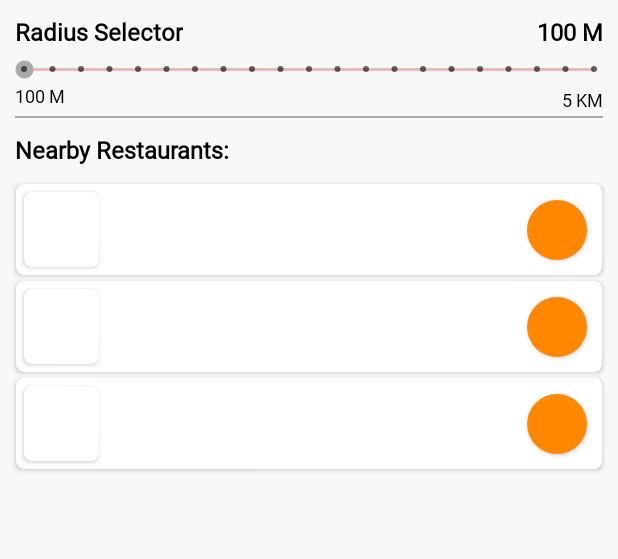
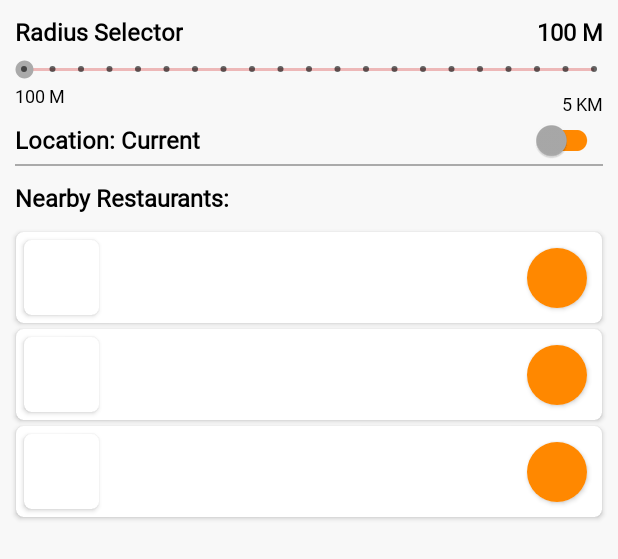
Before and after one commit to ajay53/Skycore, an Android app: the layout activity_main.xml on its own in the app's theme, with its tools: preview values and no code run, on a phone screen of 412 x 824 dp. Shown: the top 559 px of the screen. Run offline under Robolectric (Android 15) with nearby library versions, the phone set to English and light mode, and no system bars.

Commit message:
Added location switch and solved lastPage pagination bug

```diff
--- a/app/src/main/java/com/goazzi/skycore/misc/Enum.kt
+++ b/app/src/main/java/com/goazzi/skycore/misc/Enum.kt
@@ -1,14 +1,14 @@
 package com.goazzi.skycore.misc
 
 object Enum{
-    enum class SortByEnum(val type: String) {
+    enum class SortBy(val type: String) {
         BEST_MATCH("best_match"),
         RATING("rating"),
         REVIEW_COUNT("review_count"),
         DISTANCE("distance")
     }
 
-    enum class PermissionEnum {
+    enum class Permission {
         GPS, LOCATION
     }
 }
--- a/app/src/main/java/com/goazzi/skycore/model/BusinessesServiceClass.kt
+++ b/app/src/main/java/com/goazzi/skycore/model/BusinessesServiceClass.kt
@@ -3,5 +3,7 @@ package com.goazzi.skycore.model
 data class BusinessesServiceClass(
     val businesses: List<Business>,
     val total: Long,
-    val region: Region
+    val region: Region,
+    var code: Int,
+    var message: String
 )
--- a/app/src/main/java/com/goazzi/skycore/repository/api/ApiService.kt
+++ b/app/src/main/java/com/goazzi/skycore/repository/api/ApiService.kt
@@ -26,8 +26,9 @@ interface ApiService {
         @Query("longitude") lon: Double,
         @Query("radius") radius: Int,
         @Query("sort_by") sortBy: String,
-        @Query("limit") limit: Int
-    ): Call<ResponseBody>
+        @Query("limit") limit: Int,
+        @Query("offset") offset: Int
+    ): Response<BusinessesServiceClass>
 
     @GET("todos/{id}")
     suspend fun getTodosBody(@Path("id") id: Int): Response<Todos>
--- a/app/src/main/java/com/goazzi/skycore/repository/api/RetrofitBuilder.kt
+++ b/app/src/main/java/com/goazzi/skycore/repository/api/RetrofitBuilder.kt
@@ -5,16 +5,19 @@ import okhttp3.Dns
 import okhttp3.OkHttpClient
 import retrofit2.Retrofit
 import retrofit2.converter.gson.GsonConverterFactory
+import java.util.concurrent.TimeUnit
 
 //import retrofit2.converter.moshi.MoshiConverterFactory
 
 object RetrofitBuilder {
 
-//    private const val BASE_URL: String = "https://jsonplaceholder.typicode.com/"
+    //    private const val BASE_URL: String = "https://jsonplaceholder.typicode.com/"
     private const val BASE_URL: String = Constants.BUSINESS_URL
 
     private val mOkHttpClient: OkHttpClient = OkHttpClient.Builder()
         .addInterceptor(AddHeaderInterceptor())
+        .readTimeout(3, TimeUnit.SECONDS)
+        .connectTimeout(3, TimeUnit.SECONDS)
         .build()
 
     private val retrofitBuilder: Retrofit.Builder by lazy {
--- a/app/src/main/java/com/goazzi/skycore/viewmodel/MainViewModel.kt
+++ b/app/src/main/java/com/goazzi/skycore/viewmodel/MainViewModel.kt
@@ -24,6 +24,10 @@ class MainViewModel : ViewModel() {
     fun cancelJobs() {
         MainRepository.cancelJobs()
     }
+
+    companion object {
+        private const val TAG = "MainViewModel"
+    }
 }
 
 class MainViewModelFactory() : ViewModelProvider.Factory {
--- /dev/null
+++ b/app/src/main/res/drawable/background_switch_thumb.xml
@@ -0,0 +1,5 @@
+<?xml version="1.0" encoding="utf-8"?>
+<selector xmlns:android="http://schemas.android.com/apk/res/android">
+    <item android:color="@android:color/darker_gray" android:state_checked="true" />
+    <item android:color="@android:color/darker_gray" android:state_checked="false" />
+</selector>
--- /dev/null
+++ b/app/src/main/res/drawable/background_switch_track.xml
@@ -0,0 +1,5 @@
+<?xml version="1.0" encoding="utf-8"?>
+<selector xmlns:android="http://schemas.android.com/apk/res/android">
+    <item android:color="@android:color/holo_red_dark" android:state_checked="true" />
+    <item android:color="@android:color/holo_orange_dark" android:state_checked="false" />
+</selector>
--- a/app/src/main/res/layout/activity_main.xml
+++ b/app/src/main/res/layout/activity_main.xml
@@ -61,7 +61,7 @@
         android:textColor="@color/black"
         android:textSize="12dp"
         android:textStyle="normal"
-        app:layout_constraintBottom_toTopOf="@+id/separator"
+        app:layout_constraintBottom_toTopOf="@+id/tvLocationSwitch"
         app:layout_constraintEnd_toStartOf="@+id/tvMaxRadius"
         app:layout_constraintHorizontal_chainStyle="spread_inside"
         app:layout_constraintStart_toStartOf="parent"
@@ -77,10 +77,37 @@
         android:textColor="@color/black"
         android:textSize="12dp"
         android:textStyle="normal"
-        app:layout_constraintBottom_toTopOf="@+id/separator"
+        app:layout_constraintBottom_toTopOf="@+id/tvLocationSwitch"
         app:layout_constraintEnd_toEndOf="parent"
         app:layout_constraintStart_toEndOf="@+id/tvMinRadius"
         app:layout_constraintTop_toBottomOf="@+id/sbRadiusSelector" />
+
+    <androidx.appcompat.widget.AppCompatTextView
+        android:id="@+id/tvLocationSwitch"
+        android:layout_width="wrap_content"
+        android:layout_height="wrap_content"
+        android:layout_marginStart="10dp"
+        android:layout_marginTop="10dp"
+        android:layout_marginEnd="10dp"
+        android:fontFamily="@font/rursus_compact_mono"
+        android:text="Location: Current"
+        android:textColor="@color/black"
+        android:textSize="16dp"
+        android:textStyle="bold"
+        app:layout_constraintBottom_toTopOf="@+id/separator"
+        app:layout_constraintStart_toStartOf="parent"
+        app:layout_constraintTop_toBottomOf="@+id/tvMinRadius" />
+
+    <androidx.appcompat.widget.SwitchCompat
+        android:id="@+id/swLocation"
+        android:layout_width="wrap_content"
+        android:layout_height="wrap_content"
+        android:layout_marginEnd="10dp"
+        style="@style/MySwitch"
+        android:backgroundTint="@android:color/holo_red_light"
+        app:layout_constraintBottom_toBottomOf="@id/tvLocationSwitch"
+        app:layout_constraintEnd_toEndOf="parent"
+        app:layout_constraintTop_toTopOf="@+id/tvLocationSwitch" />
 
     <View
         android:id="@+id/separator"
@@ -90,7 +117,7 @@
         android:layout_marginTop="5dp"
         android:layout_marginEnd="10dp"
         android:background="@android:color/darker_gray"
-        app:layout_constraintTop_toBottomOf="@+id/tvMinRadius" />
+        app:layout_constraintTop_toBottomOf="@+id/tvLocationSwitch" />
 
     <androidx.appcompat.widget.AppCompatTextView
         android:id="@+id/tvNearbyRestaurants"
--- a/app/src/main/res/values/themes.xml
+++ b/app/src/main/res/values/themes.xml
@@ -20,7 +20,15 @@
 
     <style name="MySeekBar" parent="Widget.AppCompat.SeekBar.Discrete">
         <item name="android:progressBackgroundTint">@android:color/holo_red_dark</item>
-        <item name="android:progressTint">@android:color/holo_red_light</item>
+        <item name="android:progressTint">@android:color/holo_red_dark</item>
         <item name="android:thumbTint">@android:color/darker_gray</item>
     </style>
+
+    <style name="MySwitch"  >
+<!--        <item name="colorControlActivated">@android:color/holo_red_dark</item>-->
+<!--        <item name="colorControlNormal">@android:color/holo_red_light</item>-->
+        <item name="trackTint">@drawable/background_switch_track</item>
+        <item name="thumbTint">@drawable/background_switch_thumb</item>
+<!--        <item name="colorSwitchThumbNormal">@android:color/darker_gray</item>-->
+    </style>
 </resources>
```
Also changed, not shown: app/src/main/java/com/goazzi/skycore/repository/MainRepository.kt (+22 -6 lines), app/src/main/java/com/goazzi/skycore/view/MainActivity.kt (+72 -27 lines).
